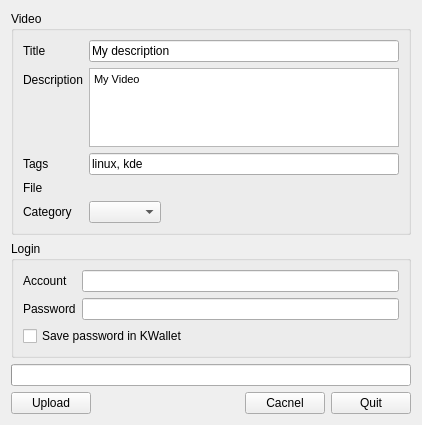
The window that src/plugins/upload/youtube/ui/youtube.ui (hippich/recorditnow) describes before a commit, drawn with Qt 5.
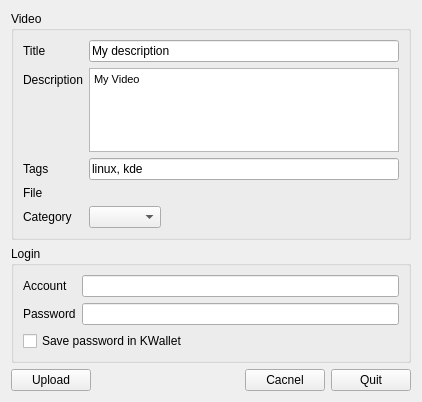
The same window after the commit. Custom widgets are drawn as their Qt base class.

```diff
--- a/src/plugins/upload/youtube/ui/youtube.ui
+++ b/src/plugins/upload/youtube/ui/youtube.ui
@@ -7,7 +7,7 @@
     <x>0</x>
     <y>0</y>
     <width>422</width>
-    <height>425</height>
+    <height>402</height>
    </rect>
   </property>
   <property name="windowTitle">
@@ -149,19 +149,6 @@
      </item>
     </layout>
    </item>
-   <item>
-    <widget class="QProgressBar" name="progressBar">
-     <property name="maximum">
-      <number>1</number>
-     </property>
-     <property name="value">
-      <number>-1</number>
-     </property>
-     <property name="textVisible">
-      <bool>false</bool>
-     </property>
-    </widget>
-   </item>
    <item>
     <layout class="QHBoxLayout" name="horizontalLayout">
      <item>
```
